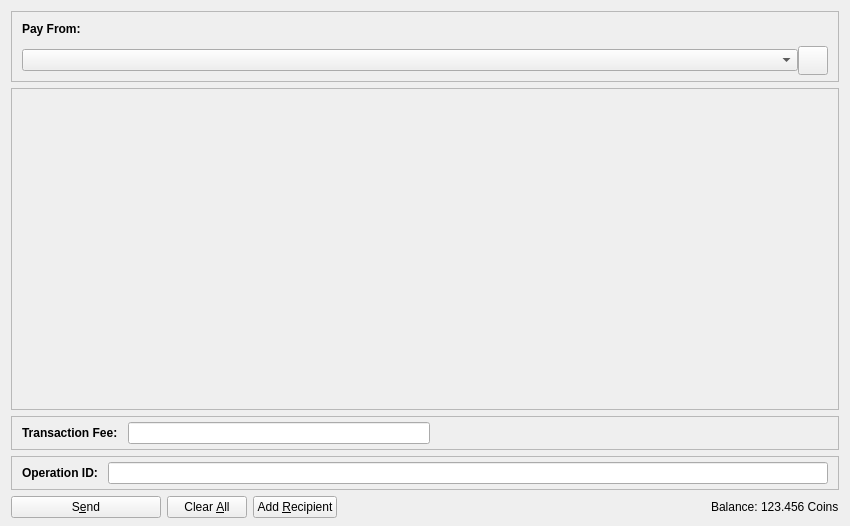
VaporumCoin/VaporumOcean-0.7.2, file src/qt/forms/zsendcoinsdialog.ui: the form before one commit.
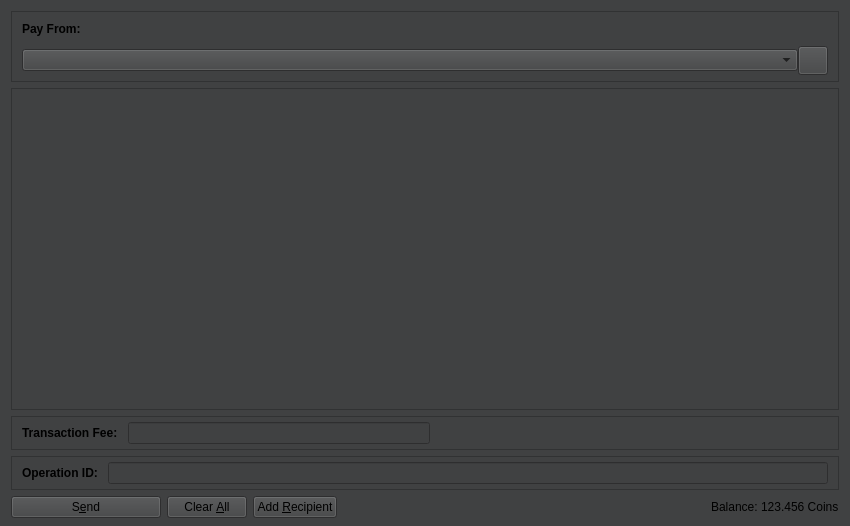
The form after the commit. Icons and pictures are not drawn. Custom widgets are drawn as their Qt base class.

The edit to the form file:
```diff
--- a/src/qt/forms/zsendcoinsdialog.ui
+++ b/src/qt/forms/zsendcoinsdialog.ui
@@ -13,6 +13,9 @@
   <property name="windowTitle">
    <string>Z-Send Coins</string>
   </property>
+  <property name="styleSheet">
+   <string notr="true">background-color: rgb(64, 65, 66);</string>
+  </property>
   <layout class="QVBoxLayout" name="verticalLayout" stretch="0,1,0,0,0">
    <property name="bottomMargin">
     <number>8</number>
@@ -83,6 +86,15 @@
             <property name="palette">
              <palette>
               <active>
+               <colorrole role="Button">
+                <brush brushstyle="SolidPattern">
+                 <color alpha="255">
+                  <red>64</red>
+                  <green>65</green>
+                  <blue>66</blue>
+                 </color>
+                </brush>
+               </colorrole>
                <colorrole role="Text">
                 <brush brushstyle="SolidPattern">
                  <color alpha="255">
@@ -92,6 +104,24 @@
                  </color>
                 </brush>
                </colorrole>
+               <colorrole role="Base">
+                <brush brushstyle="SolidPattern">
+                 <color alpha="255">
+                  <red>64</red>
+                  <green>65</green>
+                  <blue>66</blue>
+                 </color>
+                </brush>
+               </colorrole>
+               <colorrole role="Window">
+                <brush brushstyle="SolidPattern">
+                 <color alpha="255">
+                  <red>64</red>
+                  <green>65</green>
+                  <blue>66</blue>
+                 </color>
+                </brush>
+               </colorrole>
                <colorrole role="ToolTipText">
                 <brush brushstyle="SolidPattern">
                  <color alpha="255">
@@ -103,6 +133,15 @@
                </colorrole>
               </active>
               <inactive>
+               <colorrole role="Button">
+                <brush brushstyle="SolidPattern">
+                 <color alpha="255">
+                  <red>64</red>
+                  <green>65</green>
+                  <blue>66</blue>
+                 </color>
+                </brush>
+               </colorrole>
                <colorrole role="Text">
                 <brush brushstyle="SolidPattern">
                  <color alpha="255">
@@ -112,6 +151,24 @@
                  </color>
                 </brush>
                </colorrole>
+               <colorrole role="Base">
+                <brush brushstyle="SolidPattern">
+                 <color alpha="255">
+                  <red>64</red>
+                  <green>65</green>
+                  <blue>66</blue>
+                 </color>
+                </brush>
+               </colorrole>
+               <colorrole role="Window">
+                <brush brushstyle="SolidPattern">
+                 <color alpha="255">
+                  <red>64</red>
+                  <green>65</green>
+                  <blue>66</blue>
+                 </color>
+                </brush>
+               </colorrole>
                <colorrole role="ToolTipText">
                 <brush brushstyle="SolidPattern">
                  <color alpha="255">
@@ -123,6 +180,15 @@
                </colorrole>
               </inactive>
               <disabled>
+               <colorrole role="Button">
+                <brush brushstyle="SolidPattern">
+                 <color alpha="255">
+                  <red>64</red>
+                  <green>65</green>
+                  <blue>66</blue>
+                 </color>
+                </brush>
+               </colorrole>
                <colorrole role="Text">
                 <brush brushstyle="SolidPattern">
                  <color alpha="255">
@@ -132,6 +198,24 @@
                  </color>
                 </brush>
                </colorrole>
+               <colorrole role="Base">
+                <brush brushstyle="SolidPattern">
+                 <color alpha="255">
+                  <red>64</red>
+                  <green>65</green>
+                  <blue>66</blue>
+                 </color>
+                </brush>
+               </colorrole>
+               <colorrole role="Window">
+                <brush brushstyle="SolidPattern">
+                 <color alpha="255">
+                  <red>64</red>
+                  <green>65</green>
+                  <blue>66</blue>
+                 </color>
+                </brush>
+               </colorrole>
                <colorrole role="ToolTipText">
                 <brush brushstyle="SolidPattern">
                  <color alpha="255">
```
